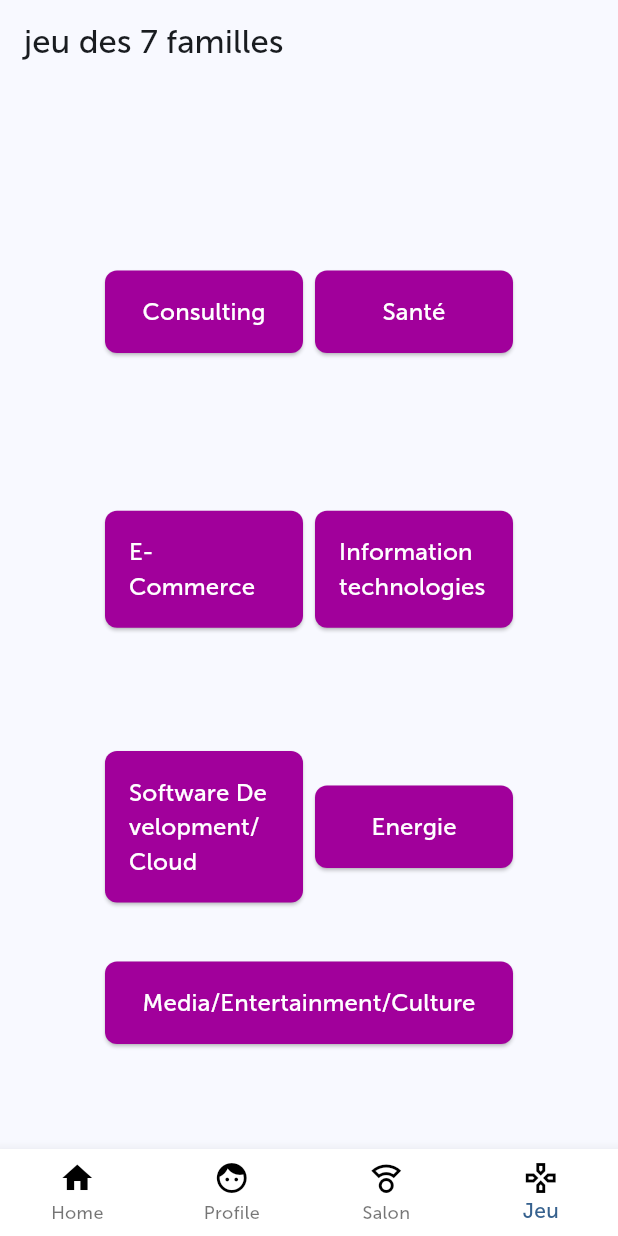
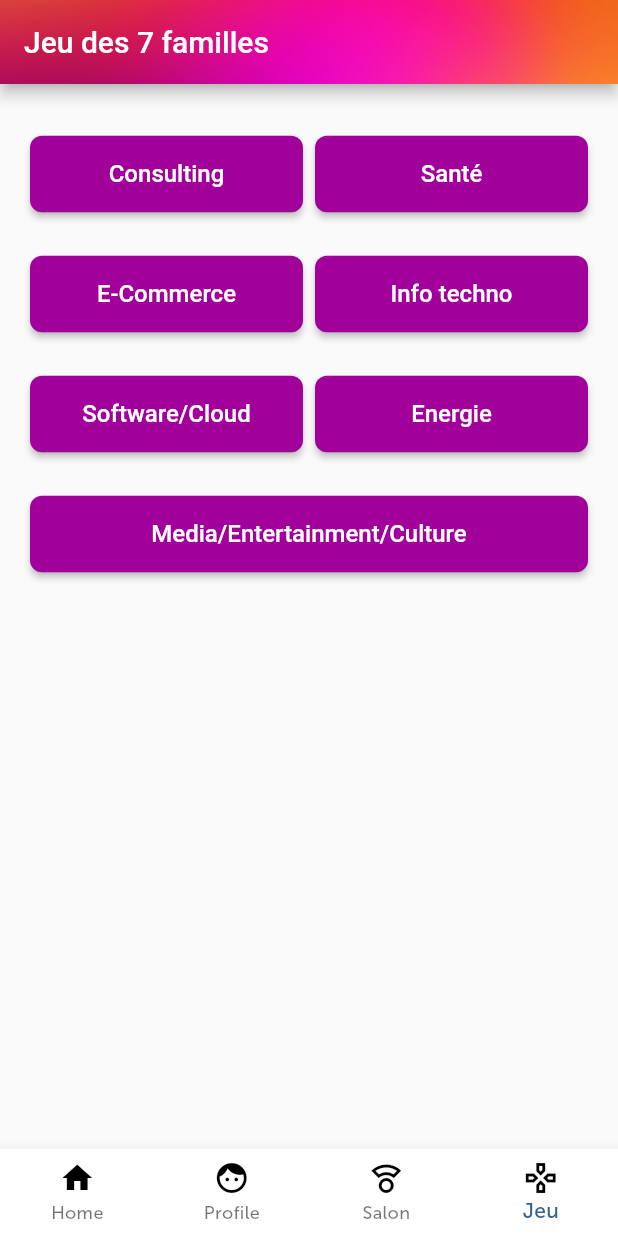
Before and after one commit to MattTour/VivaTech_Workshop-Front, a Flutter app: the screen it shows after launch, item 4 of the bottom bar chosen, on a phone screen of 412 x 824 dp. Run offline on Flutter 3.47's test engine with Material 2 defaults, Android fonts, the phone set to English and light mode, and no system bars; network calls fail.

Commit message:
Page jeu fix

```diff
--- a/lib/pages/home_page.dart
+++ b/lib/pages/home_page.dart
@@ -7,7 +7,7 @@ class GeneratorPage extends StatelessWidget {
         child: Container(
       decoration: const BoxDecoration(
         image: DecorationImage(
-            image: AssetImage("assets/test.png"), fit: BoxFit.cover),
+            image: AssetImage("assets/background.png"), fit: BoxFit.cover),
       ),
       child: SingleChildScrollView(
         child: SizedBox(
--- a/lib/pages/jeu_page.dart
+++ b/lib/pages/jeu_page.dart
@@ -12,17 +12,25 @@ class JeuPage extends StatelessWidget {
 
   @override
   Widget build(BuildContext context) {
-    return Scaffold(
+    return MaterialApp(
+      title: 'Formulaire',
+      home: Scaffold(
         appBar: AppBar(
-        title: Text('jeu des 7 familles'),
+          title: const Text('Jeu des 7 familles'),
+          flexibleSpace: Image(
+            image: AssetImage('assets/gradient_vivatech.png'),
+            fit: BoxFit.cover,
+          ),
         ),
         body: Center(
           child: Padding(
-          padding: EdgeInsets.all(70),
+            padding: EdgeInsets.all(20),
             child: Column(
               crossAxisAlignment: CrossAxisAlignment.stretch,
               children: [
-              Expanded(
+                SizedBox(
+                  height: 80,
+                  child: Expanded(
                     child: Row(
                       children: [
                         Expanded(
@@ -38,8 +46,8 @@ class JeuPage extends StatelessWidget {
                               );
                             },
                             style: ElevatedButton.styleFrom(
-                          primary: Color(0xFFA1009B),
-                          onPrimary: Colors.white,
+                              backgroundColor: Color(0xFFA1009B),
+                              foregroundColor: Colors.white,
                               shape: RoundedRectangleBorder(
                                 borderRadius: BorderRadius.circular(8),
                               ),
@@ -63,11 +71,10 @@ class JeuPage extends StatelessWidget {
                                   ),
                                 ),
                               );
-
                             },
                             style: ElevatedButton.styleFrom(
-                          primary: Color(0xFFA1009B),
-                          onPrimary: Colors.white,
+                              backgroundColor: Color(0xFFA1009B),
+                              foregroundColor: Colors.white,
                               shape: RoundedRectangleBorder(
                                 borderRadius: BorderRadius.circular(8),
                               ),
@@ -82,8 +89,10 @@ class JeuPage extends StatelessWidget {
                       ],
                     ),
                   ),
-              SizedBox(height: 8), // Réduction de l'espacement vertical
-              Expanded(
+                ),
+                SizedBox(
+                  height: 80,
+                  child: Expanded(
                     child: Row(
                       children: [
                         Expanded(
@@ -99,8 +108,8 @@ class JeuPage extends StatelessWidget {
                               );
                             },
                             style: ElevatedButton.styleFrom(
-                          primary: Color(0xFFA1009B),
-                          onPrimary: Colors.white,
+                              backgroundColor: Color(0xFFA1009B),
+                              foregroundColor: Colors.white,
                               shape: RoundedRectangleBorder(
                                 borderRadius: BorderRadius.circular(8),
                               ),
@@ -126,15 +135,15 @@ class JeuPage extends StatelessWidget {
                               );
                             },
                             style: ElevatedButton.styleFrom(
-                          primary: Color(0xFFA1009B),
-                          onPrimary: Colors.white,
+                              backgroundColor: Color(0xFFA1009B),
+                              foregroundColor: Colors.white,
                               shape: RoundedRectangleBorder(
                                 borderRadius: BorderRadius.circular(8),
                               ),
                               padding: EdgeInsets.all(16),
                             ),
                             child: Text(
-                          'Information technologies',
+                              'Info techno',
                               style: TextStyle(fontSize: 16),
                             ),
                           ),
@@ -142,8 +151,10 @@ class JeuPage extends StatelessWidget {
                       ],
                     ),
                   ),
-              SizedBox(height: 8),
-              Expanded(
+                ),
+                SizedBox(
+                  height: 80,
+                  child: Expanded(
                     child: Row(
                       children: [
                         Expanded(
@@ -159,15 +170,15 @@ class JeuPage extends StatelessWidget {
                               );
                             },
                             style: ElevatedButton.styleFrom(
-                          primary: Color(0xFFA1009B),
-                          onPrimary: Colors.white,
+                              backgroundColor: Color(0xFFA1009B),
+                              foregroundColor: Colors.white,
                               shape: RoundedRectangleBorder(
                                 borderRadius: BorderRadius.circular(8),
                               ),
                               padding: EdgeInsets.all(16),
                             ),
                             child: Text(
-                          'Software Development/Cloud',
+                              'Software/Cloud',
                               style: TextStyle(fontSize: 16),
                             ),
                           ),
@@ -186,8 +197,8 @@ class JeuPage extends StatelessWidget {
                               );
                             },
                             style: ElevatedButton.styleFrom(
-                          primary: Color(0xFFA1009B),
-                          onPrimary: Colors.white,
+                              backgroundColor: Color(0xFFA1009B),
+                              foregroundColor: Colors.white,
                               shape: RoundedRectangleBorder(
                                 borderRadius: BorderRadius.circular(8),
                               ),
@@ -202,8 +213,10 @@ class JeuPage extends StatelessWidget {
                       ],
                     ),
                   ),
-              SizedBox(height: 8),
-              Row(
+                ),
+                SizedBox(
+                  height: 80,
+                  child: Row(
                     children: [
                       Expanded(
                         child: ElevatedButton(
@@ -218,8 +231,8 @@ class JeuPage extends StatelessWidget {
                             );
                           },
                           style: ElevatedButton.styleFrom(
-                        primary: Color(0xFFA1009B),
-                        onPrimary: Colors.white,
+                            backgroundColor: Color(0xFFA1009B),
+                            foregroundColor: Colors.white,
                             shape: RoundedRectangleBorder(
                               borderRadius: BorderRadius.circular(8),
                             ),
@@ -233,7 +246,9 @@ class JeuPage extends StatelessWidget {
                       ),
                     ],
                   ),
+                ),
               ],
+            ),
           ),
         ),
       ),
--- a/lib/pages/stand_by_categorie_page.dart
+++ b/lib/pages/stand_by_categorie_page.dart
@@ -63,7 +63,7 @@ class SecondPage extends StatelessWidget {
   Widget build(BuildContext context) {
     return Scaffold(
       appBar: AppBar(
-        title: Text(data.value),
+        title: Text(style: TextStyle(color: Color(0xFFFFFFFF)), data.value),
         flexibleSpace: Image(
           image: AssetImage('assets/gradient_vivatech.png'),
           fit: BoxFit.cover,
```
Also changed, not shown: assets/background.png (renamed from assets/test.png). Lines whose indentation alone changed are shown as unchanged.
